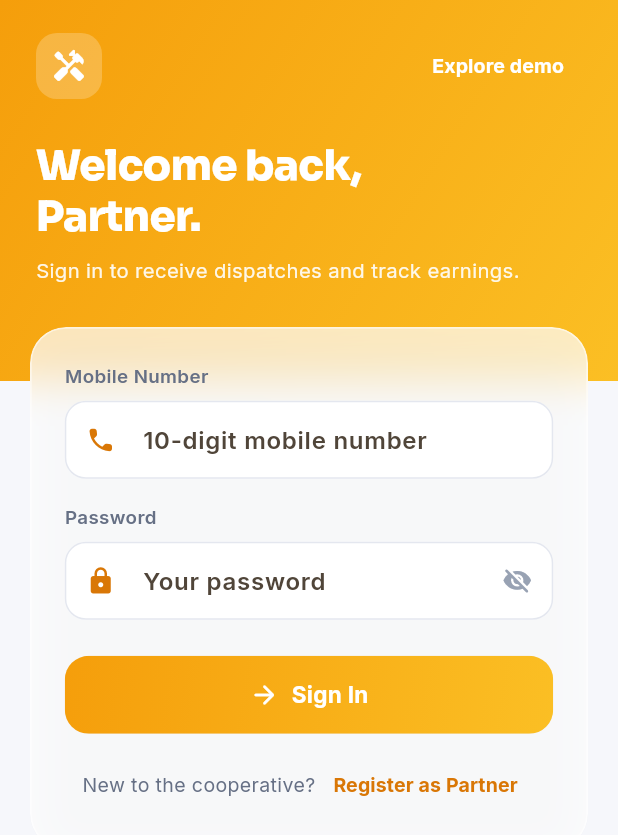
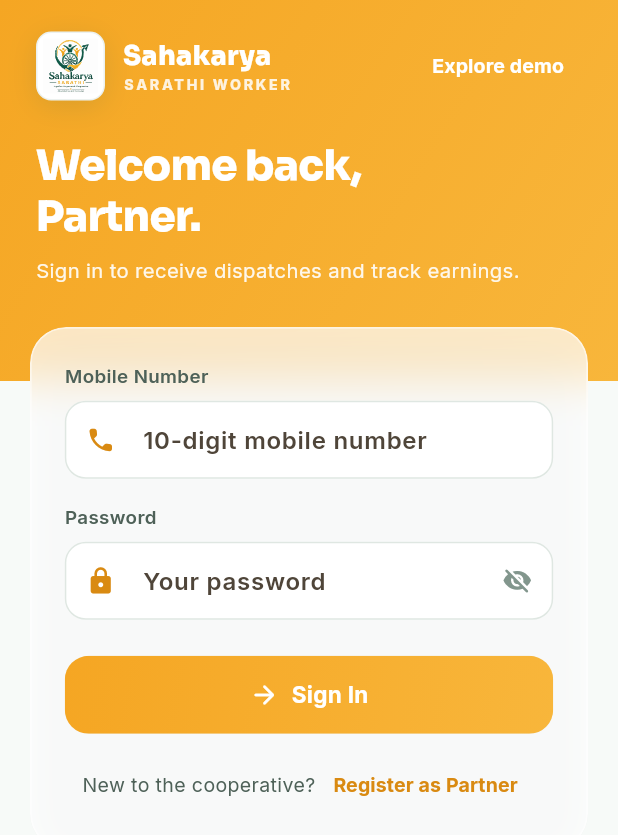
Before and after one commit to Sahakaryaa/worker-app, a Flutter app: the screen it shows after launch, on a phone screen of 412 x 824 dp. Shown: the top 835 px of the screen. Run offline on Flutter 3.47's test engine with Material 3 defaults, Android fonts, the phone set to English and light mode, and no system bars; drawn by our look-alikes of flutter_animate; our stand-ins replace dio, fl_chart, flutter_map, flutter_riverpod, flutter_secure_storage, flutter_svg and 6 more.

Commit message:
feat(theme): apply unified Sahakarya Sarathi brand theme and AppLogo widget

```diff
--- a/lib/screens/auth/login_screen.dart
+++ b/lib/screens/auth/login_screen.dart
@@ -11,6 +11,7 @@
 import '../../widgets/app_button.dart';
 import '../../widgets/app_snack_bar.dart';
 import '../../widgets/glass_card.dart';
+import '../../widgets/app_logo.dart';
 
 /// Login — gold gradient header + frosted glass form card with staggered
 /// fields. POST /auth/login {phone, password} -> TokenResponse.
@@ -86,15 +87,29 @@
                     children: [
                       Row(
                         children: [
-                          Container(
-                            width: 44,
-                            height: 44,
-                            decoration: BoxDecoration(
-                              color: Colors.white.withValues(alpha: 0.22),
-                              borderRadius: BorderRadius.circular(14),
-                            ),
-                            child: const Icon(Icons.handyman_rounded,
-                                color: Colors.white, size: 24),
+                          const AppLogo(size: 46),
+                          const SizedBox(width: 12),
+                          Column(
+                            crossAxisAlignment: CrossAxisAlignment.start,
+                            children: [
+                              Text(
+                                'Sahakarya',
+                                style: GoogleFonts.sora(
+                                  fontSize: 18,
+                                  fontWeight: FontWeight.w800,
+                                  color: Colors.white,
+                                ),
+                              ),
+                              Text(
+                                'SARATHI WORKER',
+                                style: GoogleFonts.inter(
+                                  fontSize: 9.5,
+                                  fontWeight: FontWeight.w800,
+                                  color: Colors.white.withValues(alpha: 0.85),
+                                  letterSpacing: 1.8,
+                                ),
+                              ),
+                            ],
                           ),
                           const Spacer(),
                           TextButton(
--- a/lib/theme/app_colors.dart
+++ b/lib/theme/app_colors.dart
@@ -7,25 +7,32 @@
   AppColors._();
 
   // Surfaces & backgrounds
-  static const Color bg = Color(0xFFF6F7FB);
+  static const Color bg = Color(0xFFF7FAF8);
   static const Color surface = Color(0xFFFFFFFF);
-  static const Color surfaceAlt = Color(0xFFEEF0F7);
+  static const Color surfaceAlt = Color(0xFFEDF2EE);
 
   // Ink
-  static const Color ink = Color(0xFF101828);
-  static const Color inkSoft = Color(0xFF667085);
-  static const Color inkFaint = Color(0xFF98A2B3);
-  static const Color border = Color(0xFFE4E7EF);
+  static const Color ink = Color(0xFF101F19);
+  static const Color inkSoft = Color(0xFF4E6158);
+  static const Color inkFaint = Color(0xFF82968D);
+  static const Color border = Color(0xFFDFE7E2);
 
-  // Primary — worker-app gold (earnings identity)
-  static const Color gold = Color(0xFFF59E0B);
-  static const Color goldLight = Color(0xFFFBBF24);
-  static const Color goldDark = Color(0xFFD97706);
+  // Primary brand — Sahakarya Forest Green
+  static const Color primary = Color(0xFF0D5238);
+  static const Color primaryDeep = Color(0xFF093F2B);
+  static const Color primaryLight = Color(0xFF137A54);
+  static const Color teal = primary;
 
-  // Informational accent — indigo (never default Material blue)
-  static const Color indigo = Color(0xFF5B5FE9);
-  static const Color indigoLight = Color(0xFF8E7CF0);
-  static const Color indigoDeep = Color(0xFF6A5AE0);
+  // Earnings & worker accent — Sahakarya Amber / Gold
+  static const Color gold = Color(0xFFF5A623);
+  static const Color goldLight = Color(0xFFF8B63B);
+  static const Color goldDark = Color(0xFFD98A12);
+  static const Color amber = gold;
+
+  // Accent / Informational — Green / Emerald
+  static const Color indigo = Color(0xFF0D5238);
+  static const Color indigoLight = Color(0xFF137A54);
+  static const Color indigoDeep = Color(0xFF093F2B);
 
   // Semantic feedback
   static const Color success = Color(0xFF16A34A);
@@ -34,26 +41,32 @@
   static const Color info = Color(0xFF0EA5E9);
 
   // Dark hero surfaces
-  static const Color night1 = Color(0xFF0B1220);
-  static const Color night2 = Color(0xFF111A2C);
+  static const Color night1 = Color(0xFF091612);
+  static const Color night2 = Color(0xFF0E1F1A);
 
   // Gradients
   static const LinearGradient goldGradient = LinearGradient(
     begin: Alignment.topLeft,
     end: Alignment.bottomRight,
-    colors: [Color(0xFFF59E0B), Color(0xFFFBBF24)],
+    colors: [Color(0xFFF5A623), Color(0xFFF8B63B)],
+  );
+
+  static const LinearGradient primaryGradient = LinearGradient(
+    begin: Alignment.topLeft,
+    end: Alignment.bottomRight,
+    colors: [Color(0xFF093F2B), Color(0xFF137A54)],
   );
 
   static const LinearGradient indigoGradient = LinearGradient(
     begin: Alignment.topLeft,
     end: Alignment.bottomRight,
-    colors: [Color(0xFF6A5AE0), Color(0xFF8E7CF0)],
+    colors: [Color(0xFF093F2B), Color(0xFF137A54)],
   );
 
   static const LinearGradient nightGradient = LinearGradient(
     begin: Alignment.topLeft,
     end: Alignment.bottomRight,
-    colors: [Color(0xFF0B1220), Color(0xFF111A2C)],
+    colors: [Color(0xFF091612), Color(0xFF0E1F1A)],
   );
 
   /// Soft shadow per spec: rgba(16,24,40,0.08), blur 24, offset (0,8).
--- /dev/null
+++ b/lib/widgets/app_logo.dart
@@ -0,0 +1,69 @@
+import 'package:flutter/material.dart';
+import 'package:flutter_svg/flutter_svg.dart';
+
+/// Official Sahakarya Sarathi Logo Widget
+class AppLogo extends StatelessWidget {
+  final double size;
+  final bool showBadge;
+  final String? subtitle;
+
+  const AppLogo({
+    super.key,
+    this.size = 64,
+    this.showBadge = false,
+    this.subtitle,
+  });
+
+  @override
+  Widget build(BuildContext context) {
+    return Column(
+      mainAxisSize: MainAxisSize.min,
+      children: [
+        Container(
+          width: size,
+          height: size,
+          decoration: BoxDecoration(
+            color: Colors.white,
+            borderRadius: BorderRadius.circular(size * 0.22),
+            boxShadow: [
+              BoxShadow(
+                color: const Color(0xFF0D5238).withValues(alpha: 0.12),
+                blurRadius: 16,
+                offset: const Offset(0, 4),
+              ),
+            ],
+            border: Border.all(
+              color: const Color(0xFF0D5238).withValues(alpha: 0.08),
+              width: 1,
+            ),
+          ),
+          padding: EdgeInsets.all(size * 0.08),
+          child: SvgPicture.asset(
+            'assets/images/logo.svg',
+            width: size * 0.84,
+            height: size * 0.84,
+            fit: BoxFit.contain,
+            placeholderBuilder: (context) => Image.asset(
+              'assets/images/logo.png',
+              width: size * 0.84,
+              height: size * 0.84,
+              fit: BoxFit.contain,
+            ),
+          ),
+        ),
+        if (subtitle != null) ...[
+          const SizedBox(height: 8),
+          Text(
+            subtitle!,
+            style: TextStyle(
+              fontSize: size * 0.2,
+              fontWeight: FontWeight.bold,
+              color: const Color(0xFF0D5238),
+              letterSpacing: 1.2,
+            ),
+          ),
+        ],
+      ],
+    );
+  }
+}
--- a/pubspec.yaml
+++ b/pubspec.yaml
@@ -42,6 +42,7 @@
   device_preview: ^1.2.0
   # Animation & Motion
   flutter_animate: ^4.5.2
+  flutter_svg: ^2.0.17
 
   # Routing
   go_router: ^15.1.2
@@ -53,3 +54,5 @@
 
 flutter:
   uses-material-design: true
+  assets:
+    - assets/images/
```
Also changed, not shown: lib/screens/home/home_dashboard_screen.dart (+24 -24 lines), lib/screens/splash/splash_screen.dart (+4 -13 lines), analysis_options.yaml (line endings or trailing spaces), assets/images/logo.png (added), assets/images/logo.svg (added), pubspec.lock, 37 other files.
